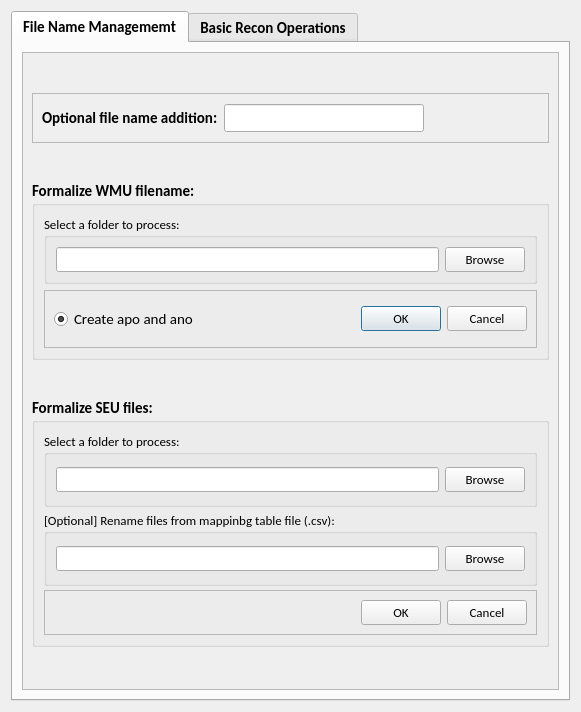
The window that hackathon/MK/swcRename/renameSWC.ui (Vaa3D/vaa3d_tools) describes before a commit, drawn with Qt 5.
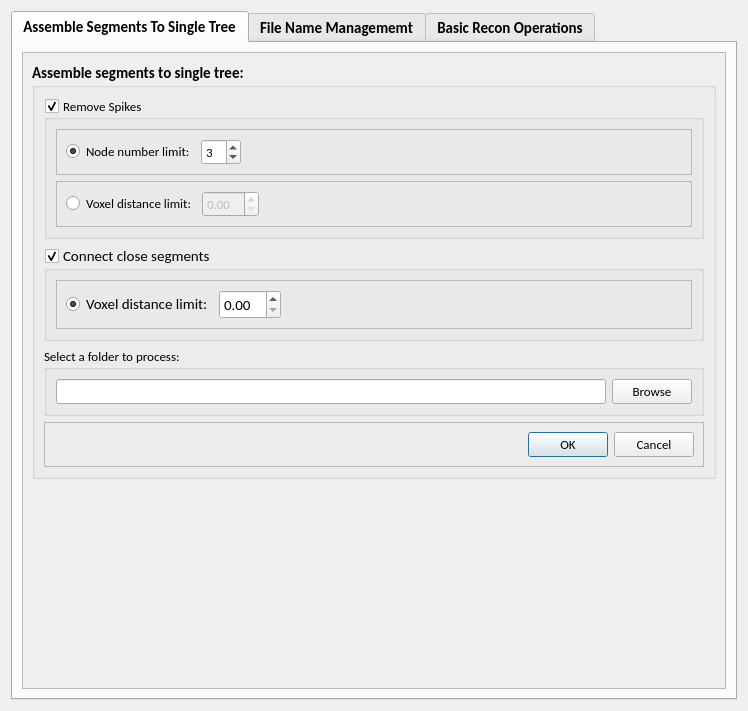
The same window after the commit.

```diff
--- a/hackathon/MK/swcRename/renameSWC.ui
+++ b/hackathon/MK/swcRename/renameSWC.ui
@@ -6,8 +6,8 @@
    <rect>
     <x>0</x>
     <y>0</y>
-    <width>581</width>
-    <height>712</height>
+    <width>748</width>
+    <height>711</height>
    </rect>
   </property>
   <property name="font">
@@ -37,6 +37,360 @@
      <property name="currentIndex">
       <number>0</number>
      </property>
+     <widget class="QWidget" name="tab_3">
+      <attribute name="title">
+       <string>Assemble Segments To Single Tree</string>
+      </attribute>
+      <layout class="QHBoxLayout" name="horizontalLayout_5">
+       <item>
+        <widget class="QScrollArea" name="scrollArea_3">
+         <property name="widgetResizable">
+          <bool>true</bool>
+         </property>
+         <widget class="QWidget" name="scrollAreaWidgetContents_3">
+          <property name="geometry">
+           <rect>
+            <x>0</x>
+            <y>0</y>
+            <width>696</width>
+            <height>630</height>
+           </rect>
+          </property>
+          <layout class="QVBoxLayout" name="verticalLayout_12">
+           <item>
+            <widget class="QGroupBox" name="groupBox_12">
+             <property name="minimumSize">
+              <size>
+               <width>0</width>
+               <height>350</height>
+              </size>
+             </property>
+             <property name="title">
+              <string>Assemble segments to single tree:</string>
+             </property>
+             <layout class="QVBoxLayout" name="verticalLayout_11">
+              <item>
+               <widget class="QGroupBox" name="groupBox_14">
+                <property name="maximumSize">
+                 <size>
+                  <width>16777215</width>
+                  <height>150</height>
+                 </size>
+                </property>
+                <property name="font">
+                 <font>
+                  <pointsize>10</pointsize>
+                  <weight>50</weight>
+                  <bold>false</bold>
+                 </font>
+                </property>
+                <property name="title">
+                 <string>Remove Spikes</string>
+                </property>
+                <property name="checkable">
+                 <bool>true</bool>
+                </property>
+                <layout class="QVBoxLayout" name="verticalLayout_13">
+                 <item>
+                  <widget class="QFrame" name="frame_3">
+                   <property name="frameShape">
+                    <enum>QFrame::StyledPanel</enum>
+                   </property>
+                   <property name="frameShadow">
+                    <enum>QFrame::Raised</enum>
+                   </property>
+                   <layout class="QHBoxLayout" name="horizontalLayout_6">
+                    <item>
+                     <widget class="QRadioButton" name="radioButton_3">
+                      <property name="text">
+                       <string>Node number limit:</string>
+                      </property>
+                      <property name="checked">
+                       <bool>true</bool>
+                      </property>
+                     </widget>
+                    </item>
+                    <item>
+                     <widget class="QSpinBox" name="spinBox">
+                      <property name="value">
+                       <number>3</number>
+                      </property>
+                     </widget>
+                    </item>
+                    <item>
+                     <spacer name="horizontalSpacer_3">
+                      <property name="orientation">
+                       <enum>Qt::Horizontal</enum>
+                      </property>
+                      <property name="sizeHint" stdset="0">
+                       <size>
+                        <width>366</width>
+                        <height>20</height>
+                       </size>
+                      </property>
+                     </spacer>
+                    </item>
+                   </layout>
+                  </widget>
+                 </item>
+                 <item>
+                  <widget class="QFrame" name="frame_10">
+                   <property name="frameShape">
+                    <enum>QFrame::StyledPanel</enum>
+                   </property>
+                   <property name="frameShadow">
+                    <enum>QFrame::Raised</enum>
+                   </property>
+                   <layout class="QHBoxLayout" name="horizontalLayout_18">
+                    <item>
+                     <widget class="QRadioButton" name="radioButton_4">
+                      <property name="text">
+                       <string>Voxel distance limit:</string>
+                      </property>
+                      <property name="checked">
+                       <bool>false</bool>
+                      </property>
+                     </widget>
+                    </item>
+                    <item>
+                     <widget class="QDoubleSpinBox" name="doubleSpinBox">
+                      <property name="enabled">
+                       <bool>false</bool>
+                      </property>
+                     </widget>
+                    </item>
+                    <item>
+                     <spacer name="horizontalSpacer_11">
+                      <property name="orientation">
+                       <enum>Qt::Horizontal</enum>
+                      </property>
+                      <property name="sizeHint" stdset="0">
+                       <size>
+                        <width>354</width>
+                        <height>20</height>
+                       </size>
+                      </property>
+                     </spacer>
+                    </item>
+                   </layout>
+                  </widget>
+                 </item>
+                </layout>
+               </widget>
+              </item>
+              <item>
+               <widget class="QGroupBox" name="groupBox_15">
+                <property name="maximumSize">
+                 <size>
+                  <width>16777215</width>
+                  <height>100</height>
+                 </size>
+                </property>
+                <property name="font">
+                 <font>
+                  <weight>50</weight>
+                  <bold>false</bold>
+                 </font>
+                </property>
+                <property name="title">
+                 <string>Connect close segments</string>
+                </property>
+                <property name="checkable">
+                 <bool>true</bool>
+                </property>
+                <layout class="QVBoxLayout" name="verticalLayout_14">
+                 <item>
+                  <widget class="QFrame" name="frame_12">
+                   <property name="frameShape">
+                    <enum>QFrame::StyledPanel</enum>
+                   </property>
+                   <property name="frameShadow">
+                    <enum>QFrame::Raised</enum>
+                   </property>
+                   <layout class="QHBoxLayout" name="horizontalLayout_20">
+                    <item>
+                     <widget class="QRadioButton" name="radioButton_6">
+                      <property name="text">
+                       <string>Voxel distance limit:</string>
+                      </property>
+                      <property name="checked">
+                       <bool>true</bool>
+                      </property>
+                     </widget>
+                    </item>
+                    <item>
+                     <widget class="QDoubleSpinBox" name="doubleSpinBox_3">
+                      <property name="enabled">
+                       <bool>true</bool>
+                      </property>
+                     </widget>
+                    </item>
+                    <item>
+                     <spacer name="horizontalSpacer_13">
+                      <property name="orientation">
+                       <enum>Qt::Horizontal</enum>
+                      </property>
+                      <property name="sizeHint" stdset="0">
+                       <size>
+                        <width>358</width>
+                        <height>20</height>
+                       </size>
+                      </property>
+                     </spacer>
+                    </item>
+                   </layout>
+                  </widget>
+                 </item>
+                </layout>
+               </widget>
+              </item>
+              <item>
+               <widget class="QGroupBox" name="groupBox_13">
+                <property name="minimumSize">
+                 <size>
+                  <width>0</width>
+                  <height>0</height>
+                 </size>
+                </property>
+                <property name="maximumSize">
+                 <size>
+                  <width>1000</width>
+                  <height>80</height>
+                 </size>
+                </property>
+                <property name="font">
+                 <font>
+                  <family>Calibri</family>
+                  <pointsize>10</pointsize>
+                  <weight>50</weight>
+                  <bold>false</bold>
+                 </font>
+                </property>
+                <property name="title">
+                 <string>Select a folder to process:</string>
+                </property>
+                <layout class="QHBoxLayout" name="horizontalLayout_17">
+                 <item>
+                  <widget class="QLineEdit" name="lineEdit_12">
+                   <property name="minimumSize">
+                    <size>
+                     <width>350</width>
+                     <height>0</height>
+                    </size>
+                   </property>
+                   <property name="maximumSize">
+                    <size>
+                     <width>600</width>
+                     <height>16777215</height>
+                    </size>
+                   </property>
+                   <property name="font">
+                    <font>
+                     <weight>50</weight>
+                     <bold>false</bold>
+                    </font>
+                   </property>
+                  </widget>
+                 </item>
+                 <item>
+                  <widget class="QPushButton" name="pushButton_9">
+                   <property name="maximumSize">
+                    <size>
+                     <width>80</width>
+                     <height>16777215</height>
+                    </size>
+                   </property>
+                   <property name="font">
+                    <font>
+                     <pointsize>10</pointsize>
+                     <weight>50</weight>
+                     <bold>false</bold>
+                    </font>
+                   </property>
+                   <property name="text">
+                    <string>Browse</string>
+                   </property>
+                  </widget>
+                 </item>
+                </layout>
+               </widget>
+              </item>
+              <item>
+               <widget class="QFrame" name="frame_9">
+                <property name="maximumSize">
+                 <size>
+                  <width>1000</width>
+                  <height>50</height>
+                 </size>
+                </property>
+                <property name="frameShape">
+                 <enum>QFrame::StyledPanel</enum>
+                </property>
+                <property name="frameShadow">
+                 <enum>QFrame::Raised</enum>
+                </property>
+                <layout class="QHBoxLayout" name="horizontalLayout_15">
+                 <item>
+                  <spacer name="horizontalSpacer_10">
+                   <property name="orientation">
+                    <enum>Qt::Horizontal</enum>
+                   </property>
+                   <property name="sizeHint" stdset="0">
+                    <size>
+                     <width>259</width>
+                     <height>20</height>
+                    </size>
+                   </property>
+                  </spacer>
+                 </item>
+                 <item>
+                  <widget class="QDialogButtonBox" name="buttonBox_7">
+                   <property name="maximumSize">
+                    <size>
+                     <width>180</width>
+                     <height>16777215</height>
+                    </size>
+                   </property>
+                   <property name="font">
+                    <font>
+                     <pointsize>10</pointsize>
+                     <weight>50</weight>
+                     <bold>false</bold>
+                    </font>
+                   </property>
+                   <property name="orientation">
+                    <enum>Qt::Horizontal</enum>
+                   </property>
+                   <property name="standardButtons">
+                    <set>QDialogButtonBox::Cancel|QDialogButtonBox::Ok</set>
+                   </property>
+                  </widget>
+                 </item>
+                </layout>
+               </widget>
+              </item>
+             </layout>
+            </widget>
+           </item>
+           <item>
+            <spacer name="verticalSpacer_2">
+             <property name="orientation">
+              <enum>Qt::Vertical</enum>
+             </property>
+             <property name="sizeHint" stdset="0">
+              <size>
+               <width>20</width>
+               <height>40</height>
+              </size>
+             </property>
+            </spacer>
+           </item>
+          </layout>
+         </widget>
+        </widget>
+       </item>
+      </layout>
+     </widget>
      <widget class="QWidget" name="tab">
       <attribute name="title">
        <string>File Name Managememt</string>
@@ -52,8 +406,8 @@
            <rect>
             <x>0</x>
             <y>0</y>
-            <width>529</width>
-            <height>631</height>
+            <width>696</width>
+            <height>630</height>
            </rect>
           </property>
           <layout class="QVBoxLayout" name="verticalLayout_6">
@@ -127,7 +481,7 @@
             <widget class="QGroupBox" name="groupBox_2">
              <property name="maximumSize">
               <size>
-               <width>600</width>
+               <width>1000</width>
                <height>180</height>
               </size>
              </property>
@@ -158,7 +512,7 @@
                 </property>
                 <property name="maximumSize">
                  <size>
-                  <width>500</width>
+                  <width>200000</width>
                   <height>16777215</height>
                  </size>
                 </property>
@@ -184,7 +538,7 @@
                    </property>
                    <property name="maximumSize">
                     <size>
-                     <width>400</width>
+                     <width>600</width>
                      <height>16777215</height>
                     </size>
                    </property>
@@ -223,7 +577,7 @@
                <widget class="QFrame" name="frame">
                 <property name="maximumSize">
                  <size>
-                  <width>500</width>
+                  <width>2000</width>
                   <height>16777215</height>
                  </size>
                 </property>
@@ -257,7 +611,7 @@
                    </property>
                    <property name="sizeHint" stdset="0">
                     <size>
-                     <width>259</width>
+                     <width>500</width>
                      <height>20</height>
                     </size>
                    </property>
@@ -330,7 +684,7 @@
                 </property>
                 <property name="maximumSize">
                  <size>
-                  <width>500</width>
+                  <width>2000</width>
                   <height>16777215</height>
                  </size>
                 </property>
@@ -395,7 +749,7 @@
                 </property>
                 <property name="maximumSize">
                  <size>
-                  <width>500</width>
+                  <width>2000</width>
                   <height>16777215</height>
                  </size>
                 </property>
@@ -454,7 +808,7 @@
                <widget class="QFrame" name="frame_2">
                 <property name="maximumSize">
                  <size>
-                  <width>500</width>
+                  <width>2000</width>
                   <height>16777215</height>
                  </size>
                 </property>
@@ -814,146 +1168,6 @@
              </layout>
             </widget>
            </item>
-           <item>
-            <widget class="QGroupBox" name="groupBox_12">
-             <property name="minimumSize">
-              <size>
-               <width>0</width>
-               <height>180</height>
-              </size>
-             </property>
-             <property name="title">
-              <string>Assemble segments to single tree:</string>
-             </property>
-             <layout class="QVBoxLayout" name="verticalLayout_11">
-              <item>
-               <widget class="QGroupBox" name="groupBox_13">
-                <property name="minimumSize">
-                 <size>
-                  <width>0</width>
-                  <height>0</height>
-                 </size>
-                </property>
-                <property name="maximumSize">
-                 <size>
-                  <width>500</width>
-                  <height>100</height>
-                 </size>
-                </property>
-                <property name="font">
-                 <font>
-                  <family>Calibri</family>
-                  <pointsize>10</pointsize>
-                  <weight>50</weight>
-                  <bold>false</bold>
-                 </font>
-                </property>
-                <property name="title">
-                 <string>Select a folder to process:</string>
-                </property>
-                <layout class="QHBoxLayout" name="horizontalLayout_17">
-                 <item>
-                  <widget class="QLineEdit" name="lineEdit_12">
-                   <property name="minimumSize">
-                    <size>
-                     <width>350</width>
-                     <height>0</height>
-                    </size>
-                   </property>
-                   <property name="maximumSize">
-                    <size>
-                     <width>400</width>
-                     <height>16777215</height>
-                    </size>
-                   </property>
-                   <property name="font">
-                    <font>
-                     <weight>50</weight>
-                     <bold>false</bold>
-                    </font>
-                   </property>
-                  </widget>
-                 </item>
-                 <item>
-                  <widget class="QPushButton" name="pushButton_9">
-                   <property name="maximumSize">
-                    <size>
-                     <width>80</width>
-                     <height>16777215</height>
-                    </size>
-                   </property>
-                   <property name="font">
-                    <font>
-                     <pointsize>10</pointsize>
-                     <weight>50</weight>
-                     <bold>false</bold>
-                    </font>
-                   </property>
-                   <property name="text">
-                    <string>Browse</string>
-                   </property>
-                  </widget>
-                 </item>
-                </layout>
-               </widget>
-              </item>
-              <item>
-               <widget class="QFrame" name="frame_9">
-                <property name="maximumSize">
-                 <size>
-                  <width>500</width>
-                  <height>50</height>
-                 </size>
-                </property>
-                <property name="frameShape">
-                 <enum>QFrame::StyledPanel</enum>
-                </property>
-                <property name="frameShadow">
-                 <enum>QFrame::Raised</enum>
-                </property>
-                <layout class="QHBoxLayout" name="horizontalLayout_15">
-                 <item>
-                  <spacer name="horizontalSpacer_10">
-                   <property name="orientation">
-                    <enum>Qt::Horizontal</enum>
-                   </property>
-                   <property name="sizeHint" stdset="0">
-                    <size>
-                     <width>259</width>
-                     <height>20</height>
-                    </size>
-                   </property>
-                  </spacer>
-                 </item>
-                 <item>
-                  <widget class="QDialogButtonBox" name="buttonBox_7">
-                   <property name="maximumSize">
-                    <size>
-                     <width>180</width>
-                     <height>16777215</height>
-                    </size>
-                   </property>
-                   <property name="font">
-                    <font>
-                     <pointsize>10</pointsize>
-                     <weight>50</weight>
-                     <bold>false</bold>
-                    </font>
-                   </property>
-                   <property name="orientation">
-                    <enum>Qt::Horizontal</enum>
-                   </property>
-                   <property name="standardButtons">
-                    <set>QDialogButtonBox::Cancel|QDialogButtonBox::Ok</set>
-                   </property>
-                  </widget>
-                 </item>
-                </layout>
-               </widget>
-              </item>
-             </layout>
-            </widget>
-           </item>
            <item>
             <widget class="QGroupBox" name="groupBox_5">
              <property name="maximumSize">
```
Left out of the diff: 168 changed lines with no effect on the pictures.
